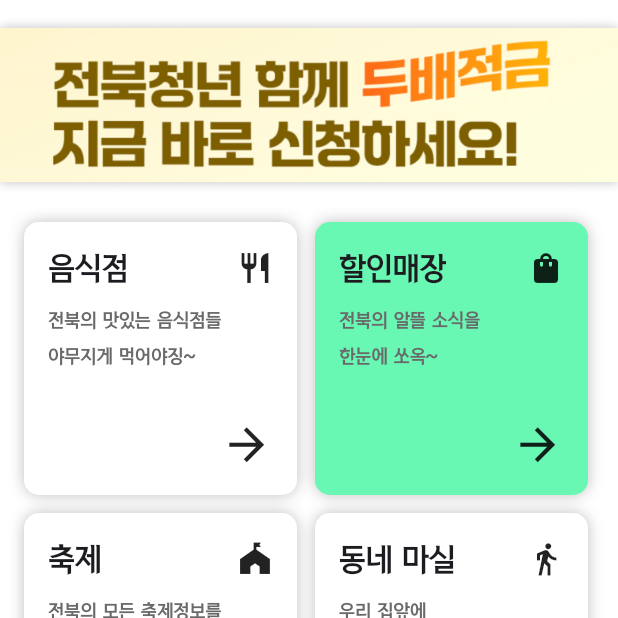
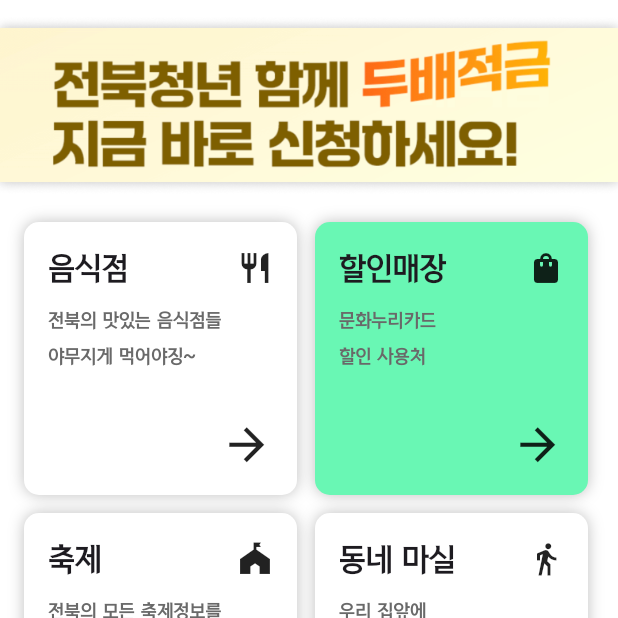
Before and after one commit to tmdgnsle/jeonbuk_front, a Flutter app: the HomeScreen screen opened directly, on a phone screen of 412 x 824 dp, the top half of it. Run offline on Flutter 3.47's test engine with Material 3 defaults, Android fonts, the light colour scheme and no system bars; our stand-ins replace bloc, dio, equatable, firebase_analytics, firebase_core, flutter_bloc and 4 more; missing offline and left inert: flutter_naver_map, flutter_phone_direct_caller, google_gemini, sheet; accounts and stored records are empty.

Commit message:
할인매장 설명 바꿈

```diff
--- a/lib/screen/home_screen.dart
+++ b/lib/screen/home_screen.dart
@@ -149,8 +149,8 @@ class _MainScreenState extends State<HomeScreen> {
                             Icons.shopping_bag,
                           ),
                           backgroundColor: const Color(0xFF69F7B4),
-                          firstDescription: '전북의 알뜰 소식을',
-                          secontDescription: '한눈에 쏘옥~',
+                          firstDescription: '문화누리카드',
+                          secontDescription: '할인 사용처',
                           onTap: () {
                             Navigator.push(
                                 context,
```
